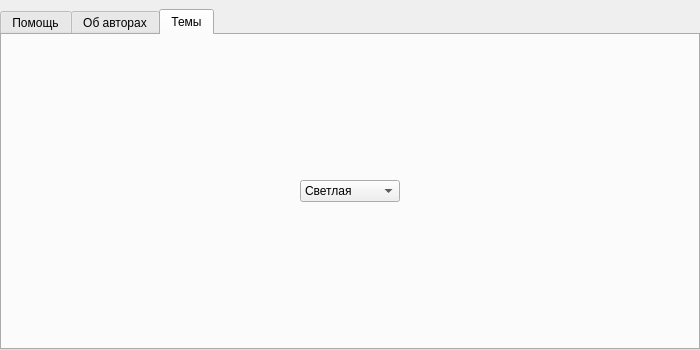
Before: the Qt Designer form Frames/helpDialogFrame.ui in EgorAlmikeev/ProjectX, drawn with Qt 5.
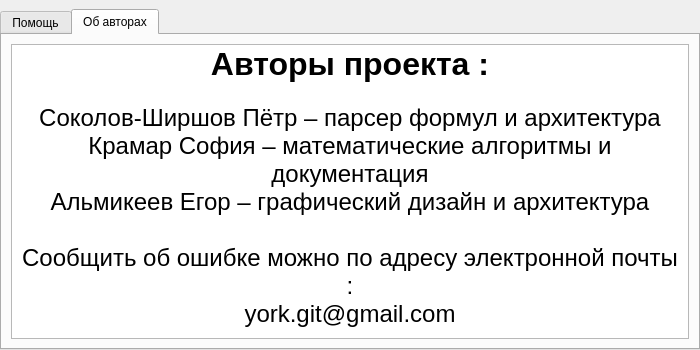
After: the same form once the commit is applied. The open tabs and pages were chosen to show the change.

What changed in the file:
```diff
--- a/Frames/helpDialogFrame.ui
+++ b/Frames/helpDialogFrame.ui
@@ -110,39 +110,6 @@
        </item>
       </layout>
      </widget>
-     <widget class="QWidget" name="tab">
-      <attribute name="title">
-       <string>Темы</string>
-      </attribute>
-      <layout class="QGridLayout" name="gridLayout_4">
-       <item row="0" column="0">
-        <widget class="QComboBox" name="comboBox">
-         <property name="maximumSize">
-          <size>
-           <width>100</width>
-           <height>16777215</height>
-          </size>
-         </property>
-         <property name="currentText">
-          <string>Светлая</string>
-         </property>
-         <property name="frame">
-          <bool>true</bool>
-         </property>
-         <item>
-          <property name="text">
-           <string>Светлая</string>
-          </property>
-         </item>
-         <item>
-          <property name="text">
-           <string>Тёмная</string>
-          </property>
-         </item>
-        </widget>
-       </item>
-      </layout>
-     </widget>
     </widget>
    </item>
   </layout>
```
Left out of the diff: 2 changed lines with no effect on the pictures.
